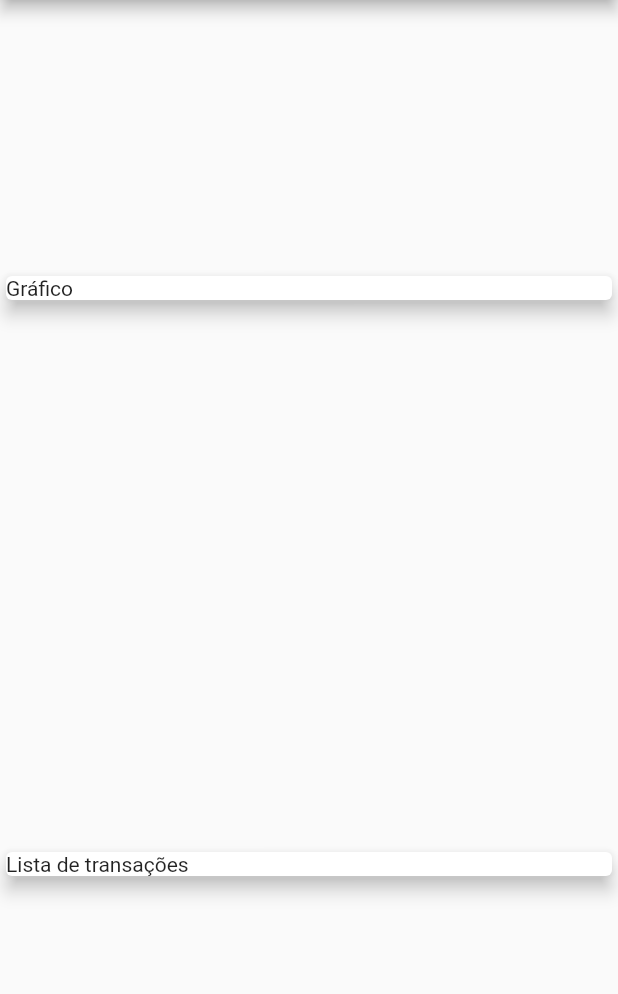
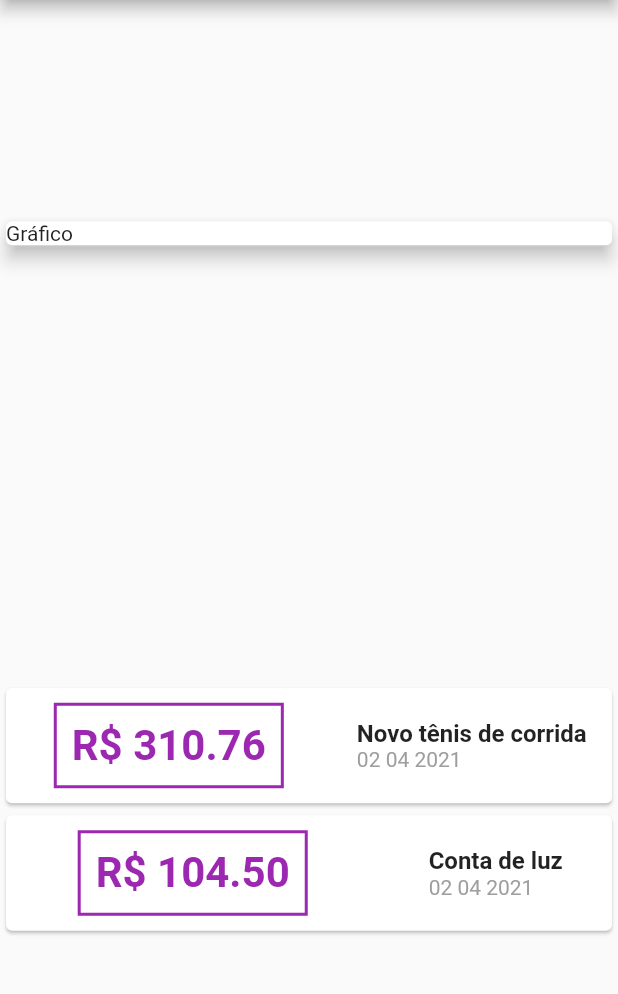
Before and after one commit to csnoboa/expenses_app, a Flutter app: the screen it shows after launch, on a phone screen of 412 x 824 dp, the part 84-1078 px from its top. Run offline on Flutter 3.47's test engine with Material 2 defaults, Android fonts, the phone set to English and light mode, and no system bars.

Commit message:
decorate the card

```diff
--- a/lib/main.dart
+++ b/lib/main.dart
@@ -1,5 +1,6 @@
 import 'package:expenses_app/models/transaction.dart';
 import 'package:flutter/material.dart';
+import 'package:intl/intl.dart';
 
 void main() {
   runApp(ExpensesApp());
@@ -48,9 +49,53 @@ class MyHomePage extends StatelessWidget {
             child: Text('Gráfico'),
             elevation: 5,
           ),
-          Card(
-            child: Text('Lista de transações'),
-            elevation: 5,
+          Column(
+            children: _transactions.map((tr) {
+              return Card(
+                child: Row(
+                  mainAxisAlignment: MainAxisAlignment.spaceAround,
+                  children: [
+                    Container(
+                      margin: EdgeInsets.symmetric(
+                        horizontal: 15,
+                        vertical: 10,
+                      ),
+                      decoration: BoxDecoration(
+                        border: Border.all(
+                          color: Colors.purple,
+                          width: 2,
+                        ),
+                      ),
+                      padding: EdgeInsets.all(10),
+                      child: Text(
+                        'R\$ ${tr.value.toStringAsFixed(2)}',
+                        style: TextStyle(
+                          fontWeight: FontWeight.bold,
+                          fontSize: 28,
+                          color: Colors.purple,
+                        ),
+                      ),
+                    ),
+                    Column(
+                      crossAxisAlignment: CrossAxisAlignment.start,
+                      children: [
+                        Text(
+                          tr.title,
+                          style: TextStyle(
+                            fontSize: 16,
+                            fontWeight: FontWeight.bold,
+                          ),
+                        ),
+                        Text(DateFormat('dd MM y').format(tr.date),
+                            style: TextStyle(
+                              color: Colors.grey,
+                            )),
+                      ],
+                    )
+                  ],
+                ),
+              );
+            }).toList(),
           ),
         ],
       ),
--- a/pubspec.yaml
+++ b/pubspec.yaml
@@ -23,6 +23,7 @@ environment:
 dependencies:
   flutter:
     sdk: flutter
+  intl: 0.16.1
 
 
   # The following adds the Cupertino Icons font to your application.
```
Also changed, not shown: pubspec.lock.
